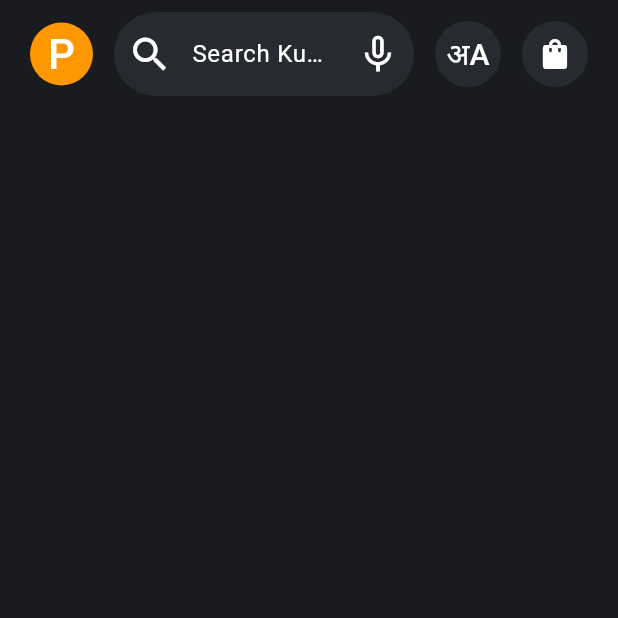
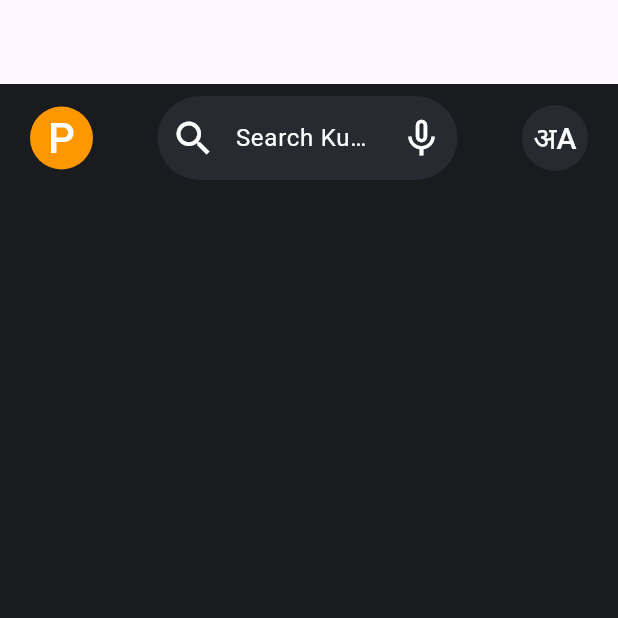
Before and after one commit to Pranavp37/kuku_fm_clone, a Flutter app: the screen it shows after launch, on a phone screen of 412 x 824 dp, the top half of it. Run offline on Flutter 3.47's test engine with Material 3 defaults, Android fonts, the light colour scheme and no system bars.

Commit message:
small changes

```diff
--- a/lib/main.dart
+++ b/lib/main.dart
@@ -11,11 +11,9 @@ class MyApp extends StatelessWidget {
   // This widget is the root of your application.
   @override
   Widget build(BuildContext context) {
-    return MaterialApp(
-      darkTheme: ThemeData(brightness: Brightness.dark),
-      themeMode: ThemeMode.dark,
+    return const MaterialApp(
       debugShowCheckedModeBanner: false,
-      home: const HomeScreen(),
+      home: HomeScreen(),
     );
   }
 }
--- a/lib/view/Home_screen/home_screen.dart
+++ b/lib/view/Home_screen/home_screen.dart
@@ -7,6 +7,9 @@ class HomeScreen extends StatelessWidget {
   @override
   Widget build(BuildContext context) {
     return Scaffold(
+      appBar: AppBar(
+
+      ),
       backgroundColor: const Color(0xff1a1b1f),
       body: SafeArea(
         child: Container(
@@ -64,14 +67,6 @@ class HomeScreen extends StatelessWidget {
                       ),
                     ),
                   ),
-                  const CircleAvatar(
-                    radius: 22,
-                    backgroundColor: ColorConstant.grayLightColor,
-                    child: Icon(
-                      Icons.shopping_bag_rounded,
-                      color: Colors.white,
-                    ),
-                  ),
                 ],
               )
             ],
```
